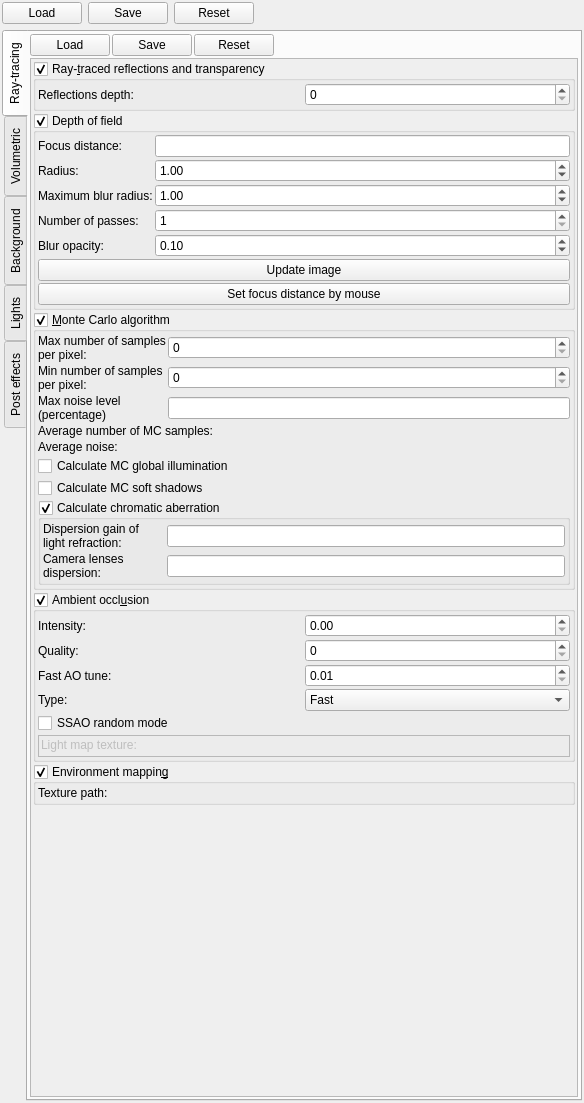
buddhi1980/mandelbulber2, file mandelbulber2/qt/dock_effects.ui: the form before one commit.
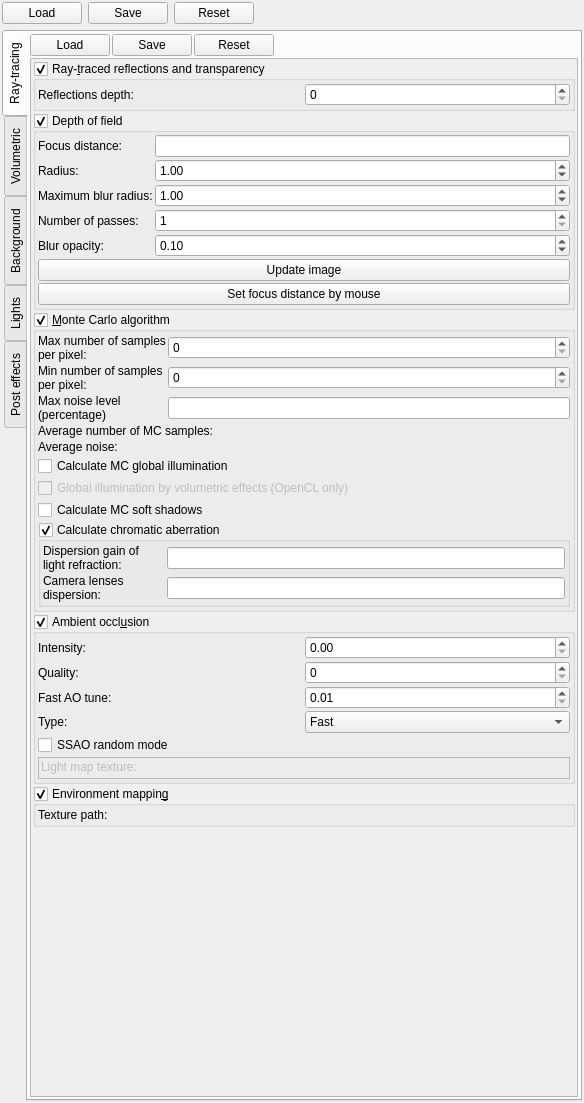
The form after the commit. Icons and pictures are not drawn. Custom widgets are drawn as their Qt base class.

Commit message: Added gloabl illumination by volumetric effects

```diff
--- a/mandelbulber2/qt/dock_effects.ui
+++ b/mandelbulber2/qt/dock_effects.ui
@@ -597,6 +597,25 @@
                 </property>
                </widget>
               </item>
+              <item>
+               <widget class="MyCheckBox" name="checkBox_MC_global_illumination_volumetric">
+                <property name="enabled">
+                 <bool>false</bool>
+                </property>
+                <property name="sizePolicy">
+                 <sizepolicy hsizetype="Minimum" vsizetype="Maximum">
+                  <horstretch>0</horstretch>
+                  <verstretch>0</verstretch>
+                 </sizepolicy>
+                </property>
+                <property name="toolTip">
+                 <string>&lt;html&gt;&lt;head/&gt;&lt;body&gt;&lt;p&gt;Enables calculation of realistic global illumination using Monte Carlo algorithm. &lt;/p&gt;&lt;p&gt;Number of light bounces is defined by the &amp;quot;reflections depth&amp;quot; parameter at the top of tab.&lt;/p&gt;&lt;/body&gt;&lt;/html&gt;</string>
+                </property>
+                <property name="text">
+                 <string>Global illumination by volumetric effects (OpenCL only)</string>
+                </property>
+               </widget>
+              </item>
               <item>
                <widget class="MyCheckBox" name="checkBox_MC_soft_shadows_enable">
                 <property name="sizePolicy">
```
Left out of the diff: 12 changed lines with no effect on the pictures. The commit also changes 8 other files.
